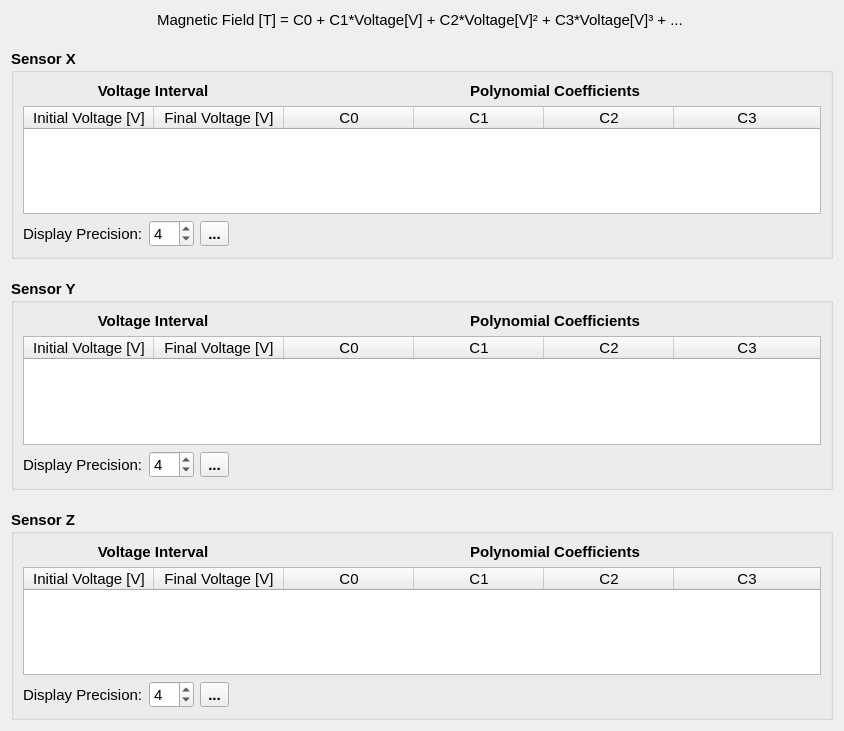
Before: the Qt Designer form hallbench/gui/ui/polynomialtabledialog.ui in lnls-ima/hall-bench-control, drawn with Qt 5.
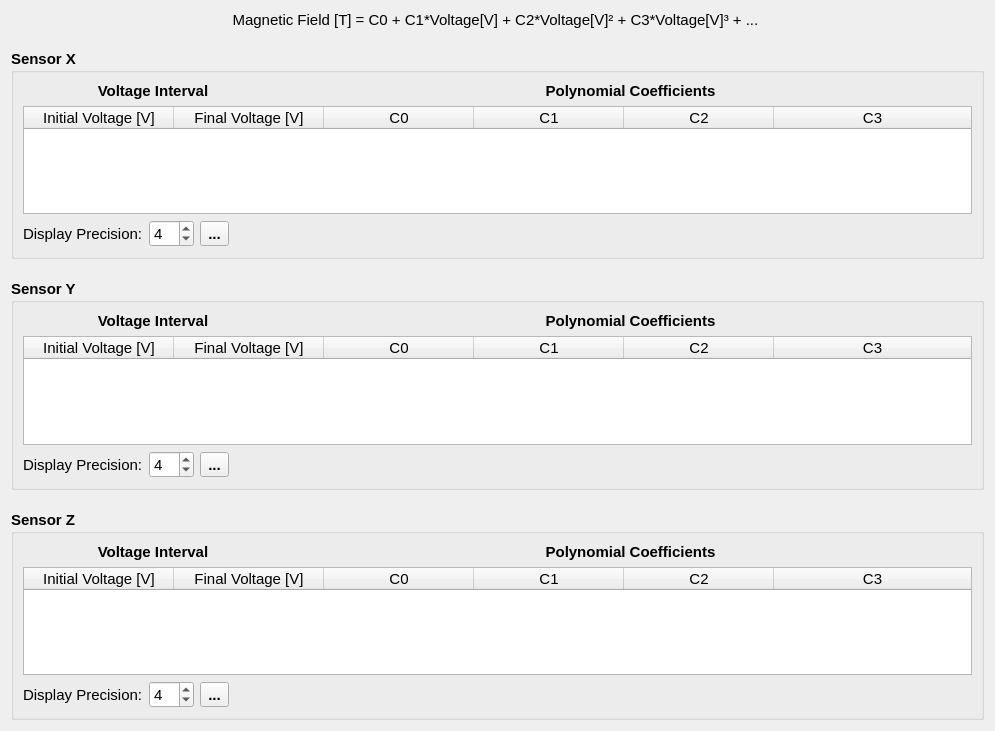
After: the same form once the commit is applied. Icons and pictures are not drawn.

```diff
--- a/hallbench/gui/ui/polynomialtabledialog.ui
+++ b/hallbench/gui/ui/polynomialtabledialog.ui
@@ -6,7 +6,7 @@
    <rect>
     <x>0</x>
     <y>0</y>
-    <width>844</width>
+    <width>995</width>
     <height>731</height>
    </rect>
   </property>
@@ -88,10 +88,10 @@
          <set>QAbstractItemView::NoEditTriggers</set>
         </property>
         <attribute name="horizontalHeaderDefaultSectionSize">
-         <number>130</number>
+         <number>150</number>
         </attribute>
         <attribute name="horizontalHeaderMinimumSectionSize">
-         <number>130</number>
+         <number>150</number>
         </attribute>
         <attribute name="horizontalHeaderStretchLastSection">
          <bool>true</bool>
@@ -260,10 +260,10 @@
          <set>QAbstractItemView::NoEditTriggers</set>
         </property>
         <attribute name="horizontalHeaderDefaultSectionSize">
-         <number>130</number>
+         <number>150</number>
         </attribute>
         <attribute name="horizontalHeaderMinimumSectionSize">
-         <number>130</number>
+         <number>150</number>
         </attribute>
         <attribute name="horizontalHeaderStretchLastSection">
          <bool>true</bool>
@@ -432,10 +432,10 @@
          <set>QAbstractItemView::NoEditTriggers</set>
         </property>
         <attribute name="horizontalHeaderDefaultSectionSize">
-         <number>130</number>
+         <number>150</number>
         </attribute>
         <attribute name="horizontalHeaderMinimumSectionSize">
-         <number>130</number>
+         <number>150</number>
         </attribute>
         <attribute name="horizontalHeaderStretchLastSection">
          <bool>true</bool>
```
